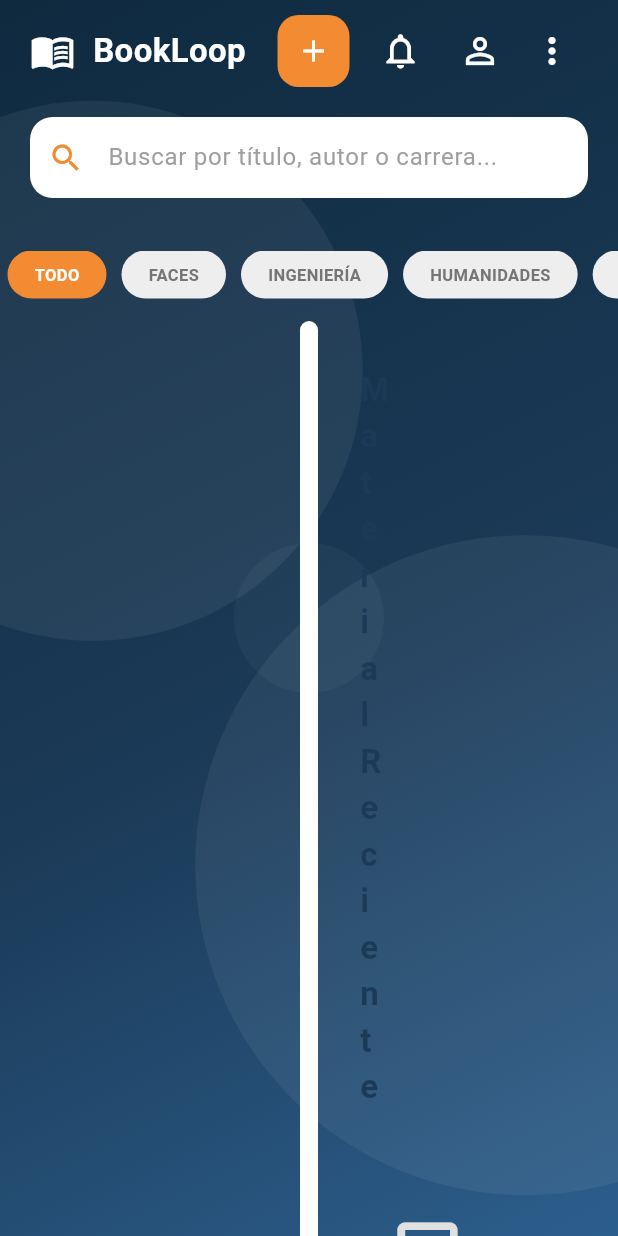
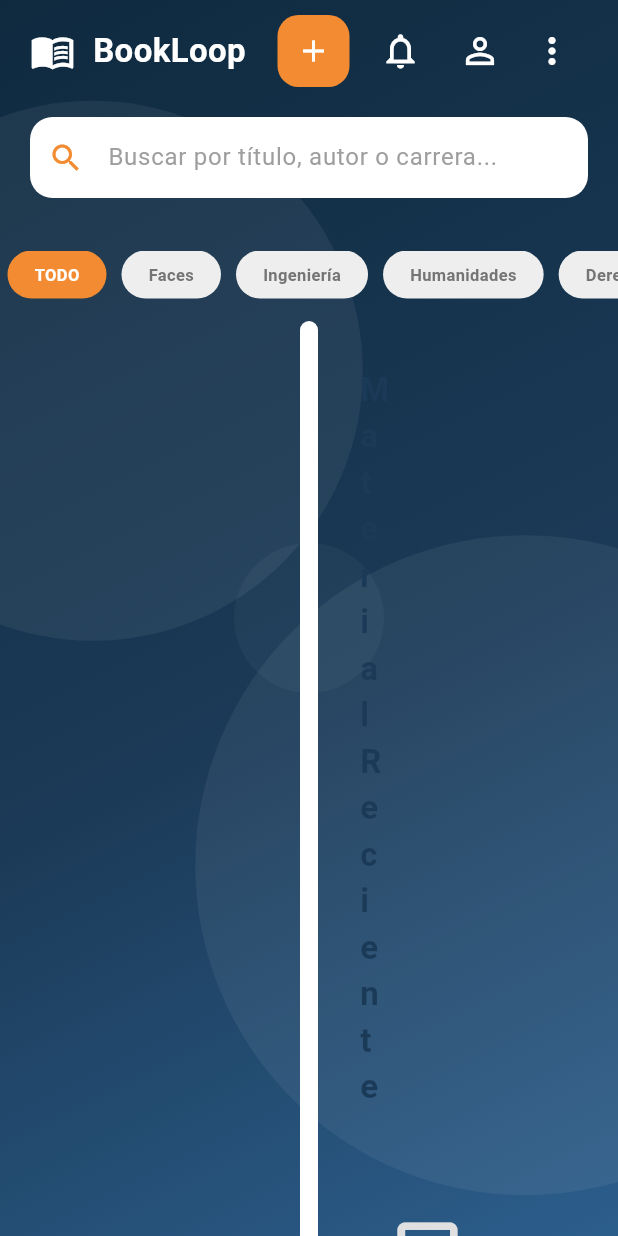
Before and after one commit to lovera2/Proyecto-Equipo-2-Sist-Info, a Flutter app: the HomePage screen opened by its route, on a phone screen of 412 x 824 dp. Run offline on Flutter 3.47's test engine with Material 3 defaults, Android fonts, the phone set to English and light mode, and no system bars; our stand-ins replace cloud_firestore, firebase_auth, firebase_core, image_picker; accounts and stored records are empty.

```diff
--- a/lib/views/home_page.dart
+++ b/lib/views/home_page.dart
@@ -327,7 +327,7 @@ class _HomePageState extends State<HomePage> {
   }
 
   Widget _buildCategoryFilter(HomeViewModel vm) {
-    final categories = ["TODO", "FACES", "INGENIERÍA", "HUMANIDADES", "DERECHO"];
+    final categories = ["TODO", "Faces", "Ingeniería", "Humanidades", "Derecho"];
     return Center(
       child: SingleChildScrollView(
         scrollDirection: Axis.horizontal,
```
